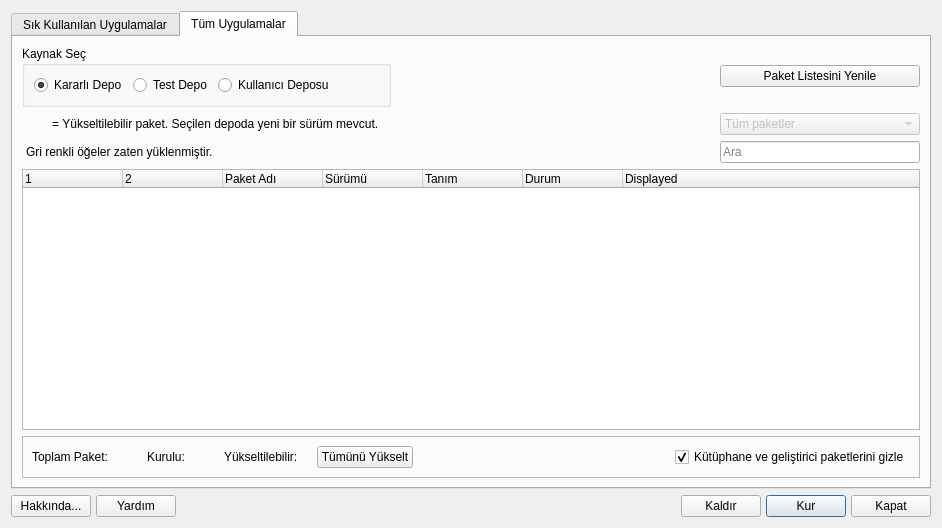
This is mainwindow.ui in milislinux-topluluk/Milis-Paket-Yoneticisi as Qt 5 draws it before an edit. The edited form follows.
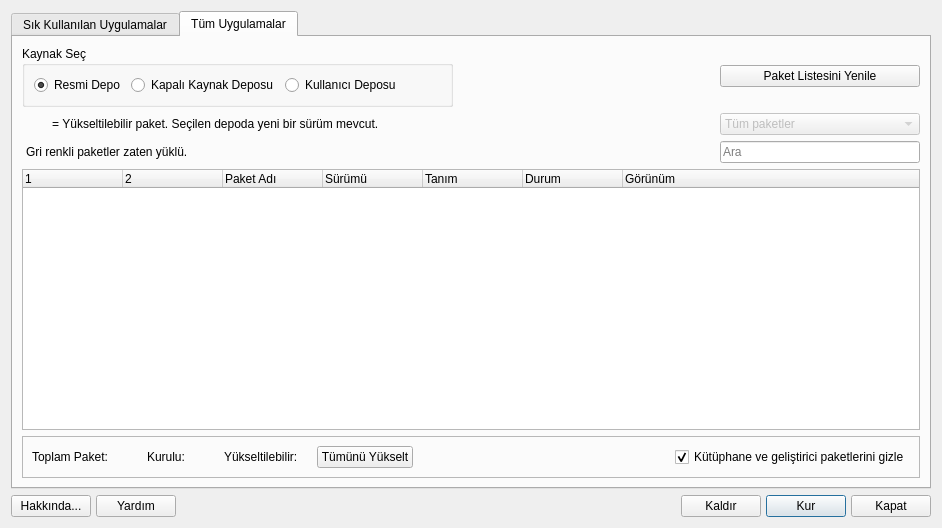
This is the edited form. The open tabs and pages were chosen to show the change. Icons and pictures are not drawn.

Patch:
```diff
--- a/mainwindow.ui
+++ b/mainwindow.ui
@@ -147,7 +147,7 @@
           <item>
            <widget class="QRadioButton" name="radioStable">
             <property name="text">
-             <string>Kararlı Depo</string>
+             <string>Resmi Depo</string>
             </property>
             <property name="checked">
              <bool>true</bool>
@@ -157,7 +157,7 @@
           <item>
            <widget class="QRadioButton" name="radioMXtest">
             <property name="text">
-             <string>Test Depo</string>
+             <string>Kapalı Kaynak Deposu</string>
             </property>
             <property name="checked">
              <bool>false</bool>
@@ -285,7 +285,7 @@
        <item row="2" column="0" colspan="4">
         <widget class="QLabel" name="label_3">
          <property name="text">
-          <string>Gri renkli öğeler zaten yüklenmiştir.</string>
+          <string>Gri renkli paketler zaten yüklü.</string>
          </property>
          <property name="margin">
           <number>0</number>
@@ -370,7 +370,7 @@
          </column>
          <column>
           <property name="text">
-           <string>Displayed</string>
+           <string>Görünüm</string>
           </property>
          </column>
         </widget>
```
Left out of the diff: 10 changed lines with no effect on the pictures.
